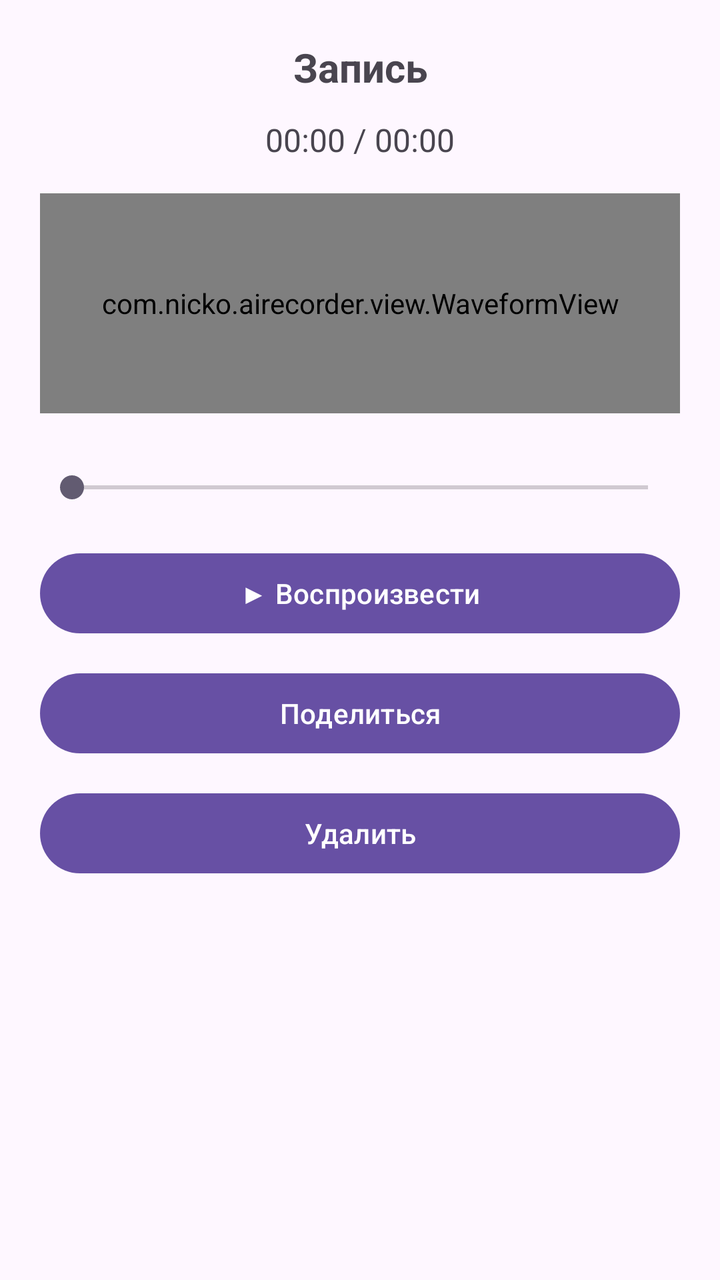
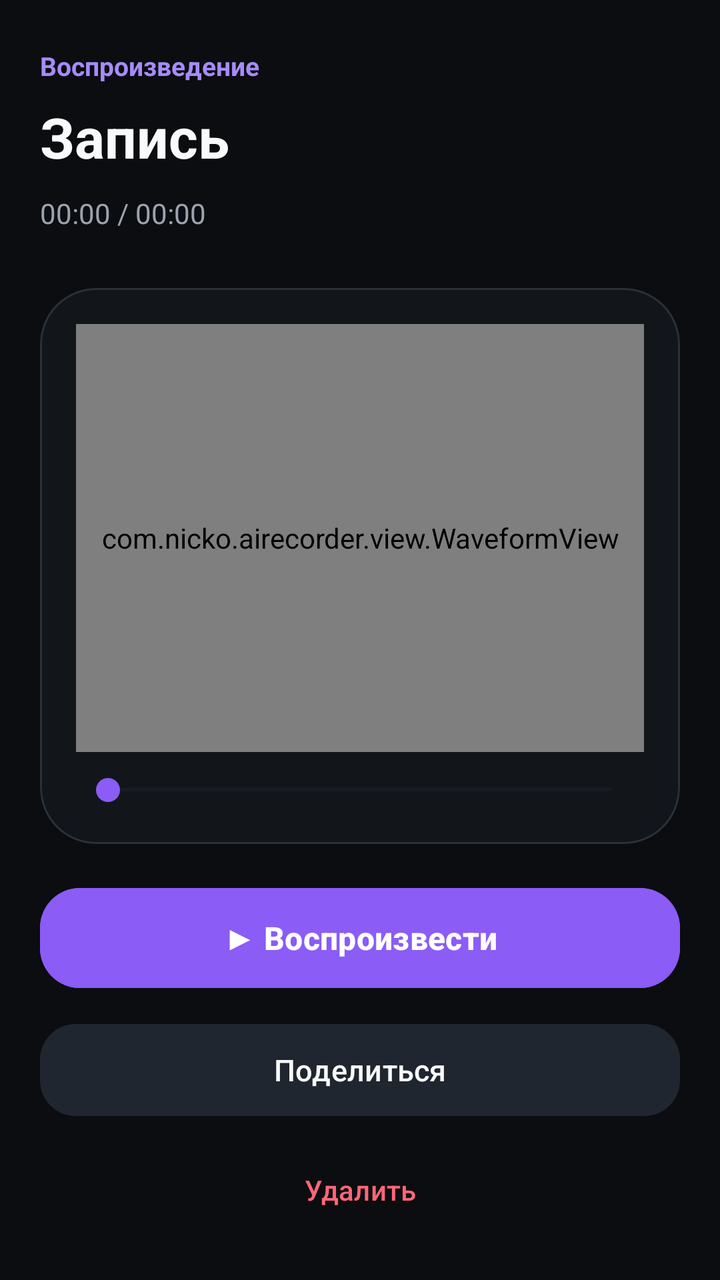

Compare the two renders of this Android layout. The source of the first and the diff that turns it into the second are given below.
<!-- AndroidManifest.xml: application theme Theme.AIRecorder -->
<!-- res/layout/activity_player.xml -->
<?xml version="1.0" encoding="utf-8"?>
<LinearLayout
    xmlns:android="http://schemas.android.com/apk/res/android"
    android:layout_width="match_parent"
    android:layout_height="match_parent"
    android:orientation="vertical"
    android:padding="20dp">

    <TextView
        android:id="@+id/txtTitle"
        android:layout_width="match_parent"
        android:layout_height="wrap_content"
        android:gravity="center"
        android:text="@string/player_default_title"
        android:textSize="20sp"
        android:textStyle="bold" />

    <TextView
        android:id="@+id/txtTime"
        android:layout_width="match_parent"
        android:layout_height="wrap_content"
        android:layout_marginTop="12dp"
        android:gravity="center"
        android:text="@string/player_initial_time"
        android:textSize="16sp" />

    <com.nicko.airecorder.view.WaveformView
        android:id="@+id/waveformView"
        android:layout_width="match_parent"
        android:layout_height="110dp"
        android:layout_marginTop="16dp"
        android:layout_marginBottom="16dp" />

    <SeekBar
        android:id="@+id/seekBar"
        android:layout_width="match_parent"
        android:layout_height="wrap_content"
        android:layout_marginTop="12dp" />

    <Button
        android:id="@+id/btnPlay"
        android:layout_width="match_parent"
        android:layout_height="wrap_content"
        android:layout_marginTop="20dp"
        android:text="@string/player_play_initial" />

    <Button
        android:id="@+id/btnShare"
        android:layout_width="match_parent"
        android:layout_height="wrap_content"
        android:layout_marginTop="12dp"
        android:text="@string/share_button" />

    <Button
        android:id="@+id/btnDelete"
        android:layout_width="match_parent"
        android:layout_height="wrap_content"
        android:layout_marginTop="12dp"
        android:text="@string/delete_button" />

</LinearLayout>
<!-- resources referenced by this layout -->
<resources>
  <string name="delete_button">Удалить</string>
  <string name="player_default_title">Запись</string>
  <string name="player_initial_time">00:00 / 00:00</string>
  <string name="player_play_initial">▶ Воспроизвести</string>
  <string name="share_button">Поделиться</string>
  <style name="Theme.AIRecorder" parent="Base.Theme.AIRecorder" />
  <style name="Base.Theme.AIRecorder" parent="Theme.Material3.DayNight.NoActionBar">
          
          
      </style>
</resources>

<!-- the commit's change to res/layout/activity_player.xml (unified diff, before → after) -->
@@ -1,61 +1,122 @@
 <?xml version="1.0" encoding="utf-8"?>
 <LinearLayout
     xmlns:android="http://schemas.android.com/apk/res/android"
+    xmlns:app="http://schemas.android.com/apk/res-auto"
     android:layout_width="match_parent"
     android:layout_height="match_parent"
+    android:background="@color/ai_background"
     android:orientation="vertical"
-    android:padding="20dp">
+    android:paddingStart="20dp"
+    android:paddingTop="24dp"
+    android:paddingEnd="20dp"
+    android:paddingBottom="20dp">
+
+    
+
+    <TextView
+        android:layout_width="match_parent"
+        android:layout_height="wrap_content"
+        android:text="@string/player_subtitle"
+        android:textColor="@color/ai_primary_light"
+        android:textSize="13sp"
+        android:textStyle="bold" />
 
     <TextView
         android:id="@+id/txtTitle"
         android:layout_width="match_parent"
         android:layout_height="wrap_content"
-        android:gravity="center"
+        android:layout_marginTop="8dp"
+        android:ellipsize="end"
+        android:maxLines="2"
         android:text="@string/player_default_title"
-        android:textSize="20sp"
+        android:textColor="@color/ai_text_primary"
+        android:textSize="28sp"
         android:textStyle="bold" />
 
     <TextView
         android:id="@+id/txtTime"
         android:layout_width="match_parent"
         android:layout_height="wrap_content"
-        android:layout_marginTop="12dp"
-        android:gravity="center"
+        android:layout_marginTop="10dp"
         android:text="@string/player_initial_time"
-        android:textSize="16sp" />
+        android:textColor="@color/ai_text_secondary"
+        android:textSize="14sp" />
 
-    <com.nicko.airecorder.view.WaveformView
-        android:id="@+id/waveformView"
+    
+
+    <com.google.android.material.card.MaterialCardView
         android:layout_width="match_parent"
-        android:layout_height="110dp"
-        android:layout_marginTop="16dp"
-        android:layout_marginBottom="16dp" />
+        android:layout_height="0dp"
+        android:layout_marginTop="28dp"
+        android:layout_weight="1"
+        app:cardBackgroundColor="@color/ai_surface"
+        app:cardCornerRadius="28dp"
+        app:cardElevation="0dp"
+        app:strokeColor="@color/ai_outline"
+        app:strokeWidth="1dp">
 
-    <SeekBar
-        android:id="@+id/seekBar"
-        android:layout_width="match_parent"
-        android:layout_height="wrap_content"
-        android:layout_marginTop="12dp" />
+        <LinearLayout
+            android:layout_width="match_parent"
+            android:layout_height="match_parent"
+            android:gravity="center"
+            android:orientation="vertical"
+            android:padding="18dp">
 
-    <Button
+            <com.nicko.airecorder.view.WaveformView
+                android:id="@+id/waveformView"
+                android:layout_width="match_parent"
+                android:layout_height="0dp"
+                android:layout_weight="1" />
+
+            <SeekBar
+                android:id="@+id/seekBar"
+                android:layout_width="match_parent"
+                android:layout_height="wrap_content"
+                android:layout_marginTop="10dp"
+                android:maxHeight="3dp"
+                android:minHeight="3dp"
+                android:progressBackgroundTint="@color/ai_seek_track"
+                android:progressTint="@color/ai_primary"
+                android:thumbTint="@color/ai_primary" />
+
+        </LinearLayout>
+
+    </com.google.android.material.card.MaterialCardView>
+
+    
+
+    <com.google.android.material.button.MaterialButton
         android:id="@+id/btnPlay"
         android:layout_width="match_parent"
-        android:layout_height="wrap_content"
-        android:layout_marginTop="20dp"
-        android:text="@string/player_play_initial" />
+        android:layout_height="58dp"
+        android:layout_marginTop="18dp"
+        android:backgroundTint="@color/ai_primary"
+        android:text="@string/player_play_initial"
+        android:textColor="@color/ai_on_primary"
+        android:textSize="16sp"
+        android:textStyle="bold"
+        app:cornerRadius="20dp" />
 
-    <Button
+    <com.google.android.material.button.MaterialButton
         android:id="@+id/btnShare"
         android:layout_width="match_parent"
-        android:layout_height="wrap_content"
-        android:layout_marginTop="12dp"
-        android:text="@string/share_button" />
+        android:layout_height="54dp"
+        android:layout_marginTop="10dp"
+        android:backgroundTint="@color/ai_surface_variant"
+        android:text="@string/share_button"
+        android:textColor="@color/ai_text_primary"
+        android:textSize="15sp"
+        app:cornerRadius="18dp" />
 
-    <Button
+    <com.google.android.material.button.MaterialButton
         android:id="@+id/btnDelete"
         android:layout_width="match_parent"
-        android:layout_height="wrap_content"
-        android:layout_marginTop="12dp"
-        android:text="@string/delete_button" />
+        android:layout_height="50dp"
+        android:layout_marginTop="8dp"
+        android:backgroundTint="@color/ai_background"
+        android:text="@string/delete_button"
+        android:textColor="@color/ai_danger"
+        android:textSize="14sp"
+        app:cornerRadius="18dp" />
 
 </LinearLayout>
<!-- resource entries referenced after the edit -->
@@ -1,14 +1,51 @@
 <!-- resources referenced by this layout -->
 <resources>
+  <color name="ai_background">#0B0D10</color>
+  <color name="ai_danger">#FF6678</color>
+  <color name="ai_on_primary">#FFFFFF</color>
+  <color name="ai_outline">#29313B</color>
+  <color name="ai_primary">#8B5CF6</color>
+  <color name="ai_primary_light">#A78BFA</color>
+  <color name="ai_seek_track">#2A313B</color>
+  <color name="ai_surface">#12161B</color>
+  <color name="ai_surface_variant">#20262F</color>
+  <color name="ai_text_primary">#F8FAFC</color>
+  <color name="ai_text_secondary">#9CA3AF</color>
   <string name="delete_button">Удалить</string>
   <string name="player_default_title">Запись</string>
   <string name="player_initial_time">00:00 / 00:00</string>
   <string name="player_play_initial">▶ Воспроизвести</string>
+  <string name="player_subtitle">Воспроизведение</string>
   <string name="share_button">Поделиться</string>
   <style name="Theme.AIRecorder" parent="Base.Theme.AIRecorder" />
   <style name="Base.Theme.AIRecorder" parent="Theme.Material3.DayNight.NoActionBar">
-          
-          
+  
+          <item name="colorPrimary">@color/ai_primary</item>
+          <item name="colorOnPrimary">@color/ai_on_primary</item>
+  
+          <item name="colorSecondary">@color/ai_primary_light</item>
+          <item name="colorOnSecondary">@color/ai_background</item>
+  
+          <item name="colorSurface">@color/ai_surface</item>
+          <item name="colorOnSurface">@color/ai_text_primary</item>
+  
+          <item name="colorSurfaceVariant">@color/ai_surface_variant</item>
+          <item name="colorOnSurfaceVariant">@color/ai_text_secondary</item>
+  
+          <item name="colorOutline">@color/ai_outline</item>
+  
+          <item name="colorError">@color/ai_danger</item>
+          <item name="colorOnError">@color/ai_on_primary</item>
+  
+          <item name="android:colorBackground">@color/ai_background</item>
+          <item name="android:windowBackground">@color/ai_background</item>
+  
+          <item name="android:statusBarColor">@color/ai_background</item>
+          <item name="android:navigationBarColor">@color/ai_background</item>
+  
+          <item name="android:windowLightStatusBar">false</item>
+          <item name="android:windowLightNavigationBar">false</item>
+  
       </style>
 </resources>
 
